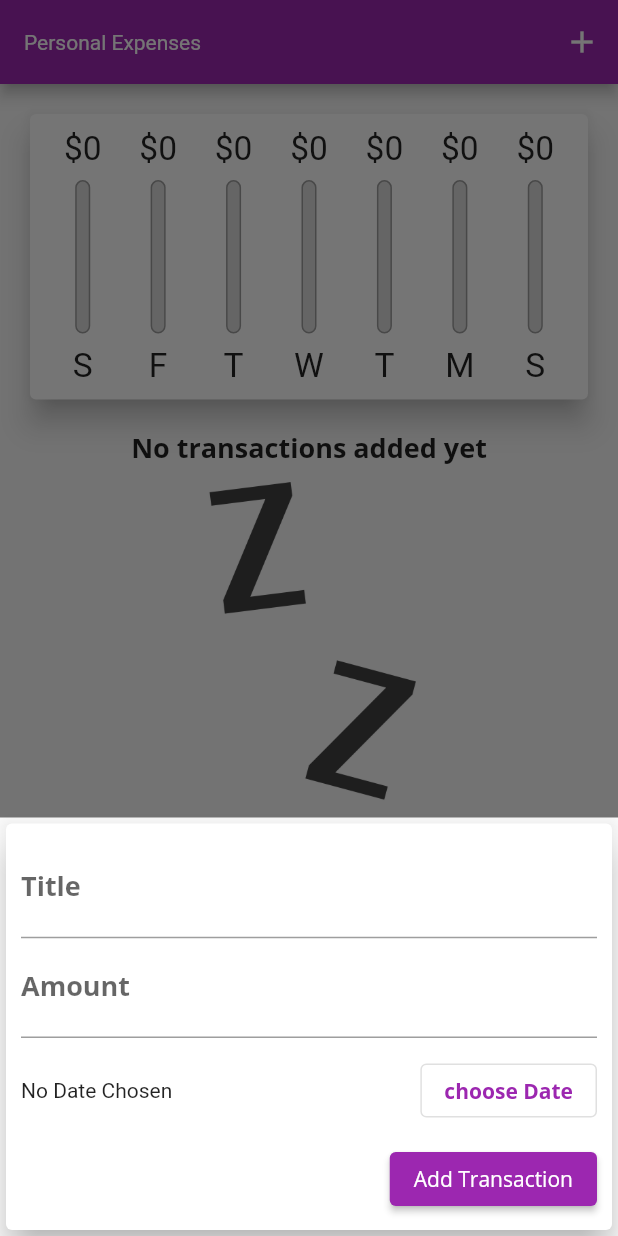
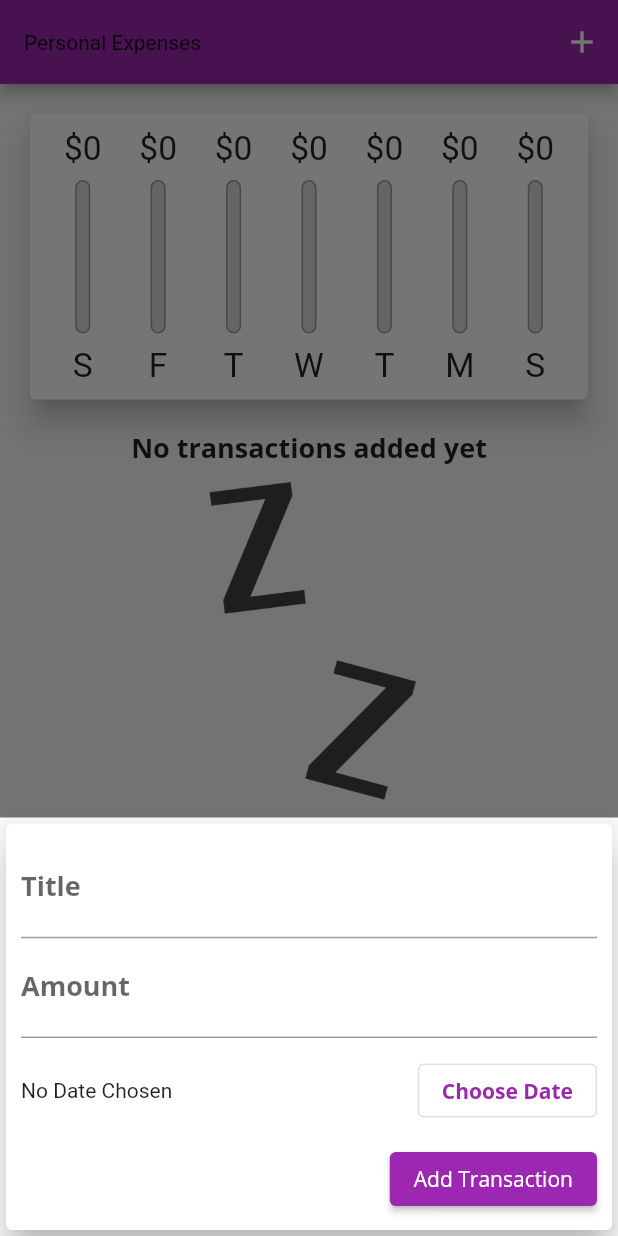
Before and after one commit to sur16-cse/expense_tracker, a Flutter app: the screen it shows after launch, after a tap on the "add" icon, on a phone screen of 412 x 824 dp. Run offline on Flutter 3.47's test engine with Material 2 defaults, Android fonts, the phone set to English and light mode, and no system bars.

Commit message:
ios implementation done

```diff
--- a/lib/main.dart
+++ b/lib/main.dart
@@ -1,3 +1,5 @@
+import 'dart:io';
+import 'package:flutter/cupertino.dart';
 import 'package:flutter/material.dart';
 import 'package:flutter/services.dart';
 
@@ -132,16 +134,26 @@ class _MyHomePageState extends State<MyHomePage> {
     final mediaQuery = MediaQuery.of(context);
     final landScape = mediaQuery.orientation == Orientation.landscape;
     final curScaleFactor = mediaQuery.textScaleFactor;
-    final appBar = AppBar(
-      // backgroundColor: Colors.red,
-      title: const Text('Personal Expenses',
-          style: TextStyle(color: Colors.white)),
+    final PreferredSizeWidget appBar = (Platform.isIOS
+        ? CupertinoNavigationBar(
+            middle: Text('Personal Expenses'),
+            trailing: Row(
+              mainAxisSize: MainAxisSize.min,
+              children: <Widget>[
+                GestureDetector(
+                    child: Icon(CupertinoIcons.add),
+                    onTap: () => _startAddNewTransaction(context))
+              ],
+            ))
+        : AppBar(
+            title: Text('Personal Expenses'),
             actions: <Widget>[
               IconButton(
+                icon: Icon(Icons.add),
                 onPressed: () => _startAddNewTransaction(context),
-            icon: const Icon(Icons.add))
+              ),
             ],
-    );
+          )) as PreferredSizeWidget;
     final txListWidget = Container(
       height: (mediaQuery.size.height -
               appBar.preferredSize.height -
@@ -160,9 +172,8 @@ class _MyHomePageState extends State<MyHomePage> {
       );
     }
 
-    return Scaffold(
-      appBar: appBar,
-      body: SingleChildScrollView(
+    final pageBody = SafeArea(
+      child: SingleChildScrollView(
         child: Column(
           crossAxisAlignment: CrossAxisAlignment.stretch,
           children: <Widget>[
@@ -170,8 +181,9 @@ class _MyHomePageState extends State<MyHomePage> {
               Row(
                 mainAxisAlignment: MainAxisAlignment.center,
                 children: <Widget>[
-                  const Text('show Chart'),
-                  Switch(
+                  Text('show Chart',style:Theme.of(context).textTheme.titleSmall),
+                  Switch.adaptive(
+                    activeColor: Colors.orange,
                     value: _showChart,
                     onChanged: (val) => setState(() {
                       _showChart = val;
@@ -185,8 +197,21 @@ class _MyHomePageState extends State<MyHomePage> {
           ],
         ),
       ),
-      floatingActionButtonLocation: FloatingActionButtonLocation.centerFloat,
-      floatingActionButton: FloatingActionButton(
+    );
+
+    return Platform.isIOS
+        ? CupertinoPageScaffold(
+            child: pageBody,
+            navigationBar: appBar as ObstructingPreferredSizeWidget,
+          )
+        : Scaffold(
+            appBar: appBar,
+            body: pageBody,
+            floatingActionButtonLocation:
+                FloatingActionButtonLocation.centerFloat,
+            floatingActionButton: Platform.isIOS
+                ? Container()
+                : FloatingActionButton(
                     onPressed: () => _startAddNewTransaction(context),
                     backgroundColor: Colors.amber,
                     child: const Icon(Icons.add),
--- /dev/null
+++ b/lib/widgets/adaptive_button.dart
@@ -0,0 +1,35 @@
+import 'dart:io';
+
+import 'package:flutter/cupertino.dart';
+import 'package:flutter/material.dart';
+
+class AdaptiveButton extends StatelessWidget {
+  const AdaptiveButton({Key? key, required this.text, required this.handler})
+      : super(key: key);
+  final String text;
+  final VoidCallback handler;
+  @override
+  Widget build(BuildContext context) {
+    return Platform.isIOS
+        ? CupertinoButton(
+            onPressed: handler,
+            child: Text(
+              text,
+              style: TextStyle(
+                color: Theme.of(context).primaryColor,
+                fontWeight: FontWeight.bold,
+              ),
+            ),
+          )
+        : OutlinedButton(
+            onPressed: handler,
+            child: Text(
+              text,
+              style: TextStyle(
+                color: Theme.of(context).primaryColor,
+                fontWeight: FontWeight.bold,
+              ),
+            ),
+          );
+  }
+}
--- a/lib/widgets/new_transaction.dart
+++ b/lib/widgets/new_transaction.dart
@@ -1,3 +1,7 @@
+import 'dart:io';
+
+import 'package:expense_tracker/widgets/adaptive_button.dart';
+import 'package:flutter/cupertino.dart';
 import 'package:flutter/material.dart';
 import 'package:intl/intl.dart';
 
@@ -87,15 +91,9 @@ class _NewTransactionState extends State<NewTransaction> {
                             : 'Picked Date: ${DateFormat.yMd().format(_selectedDate!)}',
                       ),
                     ),
-                    OutlinedButton(
-                      onPressed: _presentDatePicker,
-                      child: Text(
-                        "choose Date",
-                        style: TextStyle(
-                          color: Theme.of(context).primaryColor,
-                          fontWeight: FontWeight.bold,
-                        ),
-                      ),
+                    AdaptiveButton(
+                      text: 'Choose Date',
+                      handler: _presentDatePicker,
                     ),
                   ],
                 ),
@@ -103,8 +101,8 @@ class _NewTransactionState extends State<NewTransaction> {
               ElevatedButton(
                 onPressed: submitData,
                 style: ElevatedButton.styleFrom(
-                  backgroundColor:
-                      Theme.of(context).primaryColor, // background (button) color
+                  backgroundColor: Theme.of(context)
+                      .primaryColor, // background (button) color
                   foregroundColor: Colors.white, // foreground (text) color
                 ),
                 child: const Text('Add Transaction'),
--- a/lib/widgets/transaction_item.dart
+++ b/lib/widgets/transaction_item.dart
@@ -46,7 +46,8 @@ class TransactionItem extends StatelessWidget {
                     backgroundColor: Theme.of(context).colorScheme.error),
                 icon: const Icon(Icons.delete),
                 label: const Text('Delete'),
-          onPressed: () => deleteTx(transaction.id,
+                onPressed: () => deleteTx(
+                  transaction.id,
                 ),
               )
             : IconButton(
```
Lines whose indentation alone changed are shown as unchanged.
